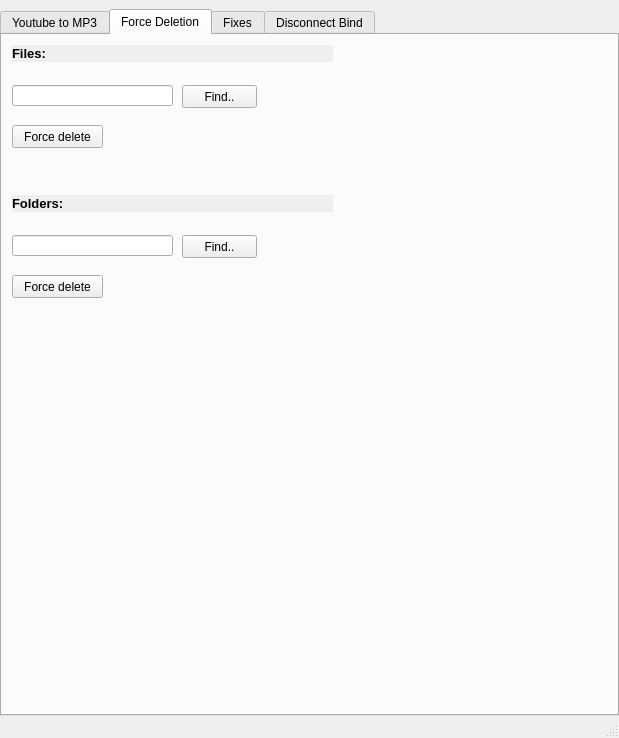
This is interfazMain.ui in safteinzz/SFTools as Qt 5 draws it before an edit. The edited form follows.
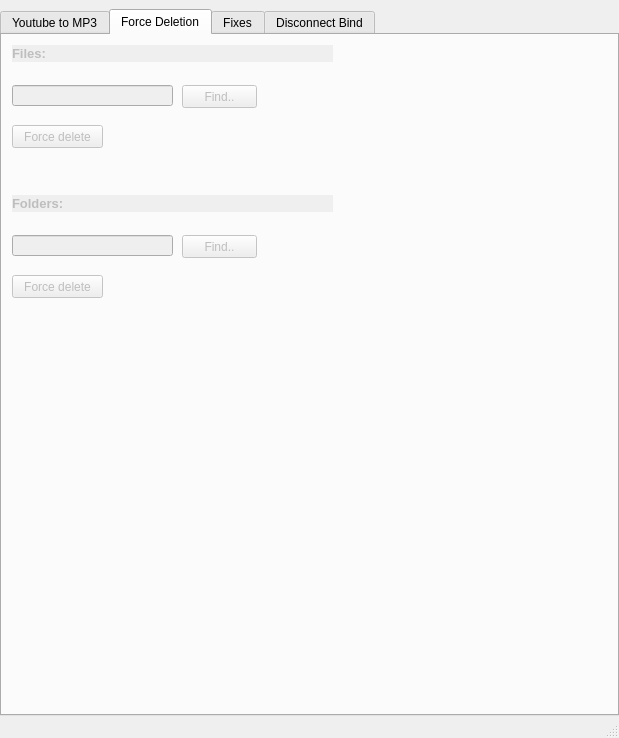
This is the edited form. The open tabs and pages were chosen to show the change.

```diff
--- a/interfazMain.ui
+++ b/interfazMain.ui
@@ -220,6 +220,9 @@
        </widget>
       </widget>
       <widget class="QWidget" name="tabForceDelete">
+       <property name="enabled">
+        <bool>false</bool>
+       </property>
        <attribute name="title">
         <string>Force Deletion</string>
        </attribute>
```
Left out of the diff: 13 changed lines with no effect on the pictures.
